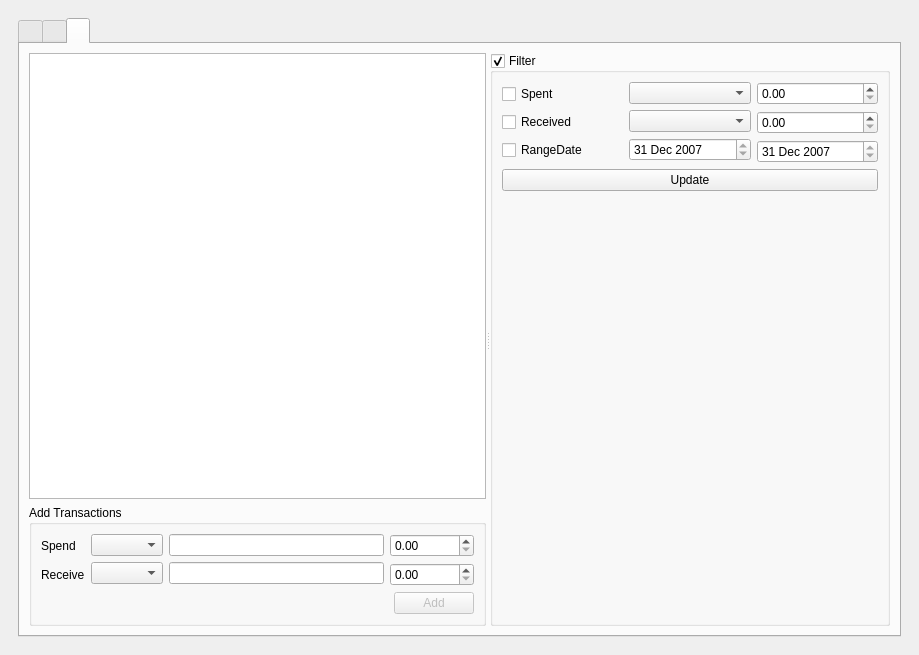
The window that ui/mainwindow_crypto.ui (LostPy/poo-cryptoApp) describes before a commit, drawn with Qt 5.
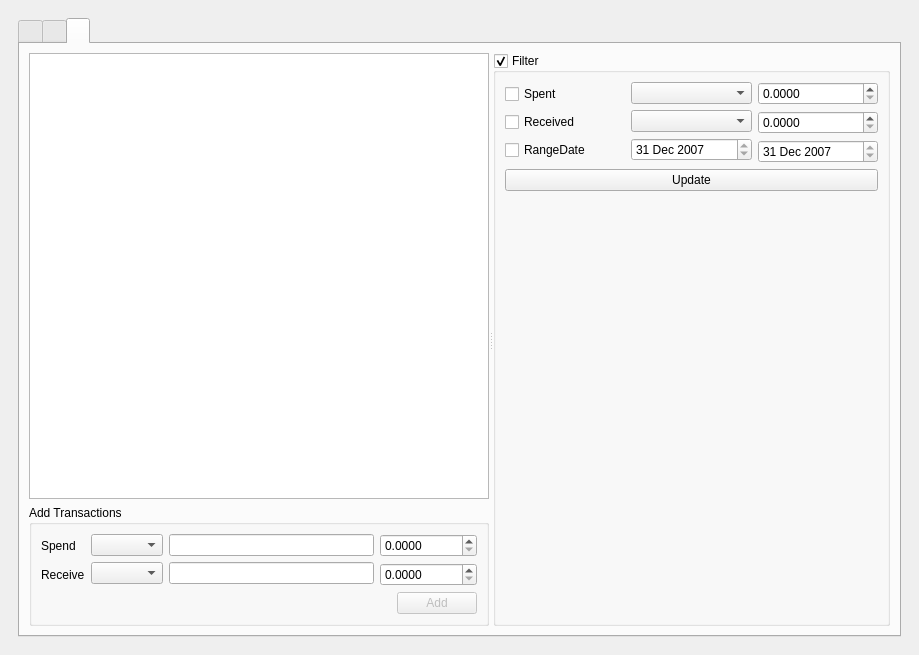
The same window after the commit. The open tabs and pages were chosen to show the change. Icons and pictures are not drawn. Custom widgets are drawn as their Qt base class.

What changed in the file:
```diff
--- a/ui/mainwindow_crypto.ui
+++ b/ui/mainwindow_crypto.ui
@@ -276,6 +276,9 @@
                          <property name="prefix">
                           <string/>
                          </property>
+                         <property name="decimals">
+                          <number>4</number>
+                         </property>
                          <property name="minimum">
                           <double>0.000000000000000</double>
                          </property>
@@ -286,6 +289,9 @@
                        </item>
                        <item>
                         <widget class="QDoubleSpinBox" name="spinBoxReceive">
+                         <property name="decimals">
+                          <number>4</number>
+                         </property>
                          <property name="minimum">
                           <double>0.000000000000000</double>
                          </property>
@@ -400,7 +406,7 @@
                       </property>
                       <property name="minimumDateTime">
                        <datetime>
-                        <hour>21</hour>
+                        <hour>20</hour>
                         <minute>0</minute>
                         <second>0</second>
                         <year>2007</year>
@@ -416,6 +422,9 @@
                    <layout class="QVBoxLayout" name="verticalLayout_16">
                     <item>
                      <widget class="QDoubleSpinBox" name="spinBoxSpendFilter">
+                      <property name="decimals">
+                       <number>4</number>
+                      </property>
                       <property name="minimum">
                        <double>0.000000000000000</double>
                       </property>
@@ -426,6 +435,9 @@
                     </item>
                     <item>
                      <widget class="QDoubleSpinBox" name="spinBoxReceiveFilter">
+                      <property name="decimals">
+                       <number>4</number>
+                      </property>
                       <property name="minimum">
                        <double>0.000000000000000</double>
                       </property>
@@ -441,7 +453,7 @@
                       </property>
                       <property name="minimumDateTime">
                        <datetime>
-                        <hour>21</hour>
+                        <hour>20</hour>
                         <minute>0</minute>
                         <second>0</second>
                         <year>2007</year>
```
Left out of the diff: 4 changed lines with no effect on the pictures.
